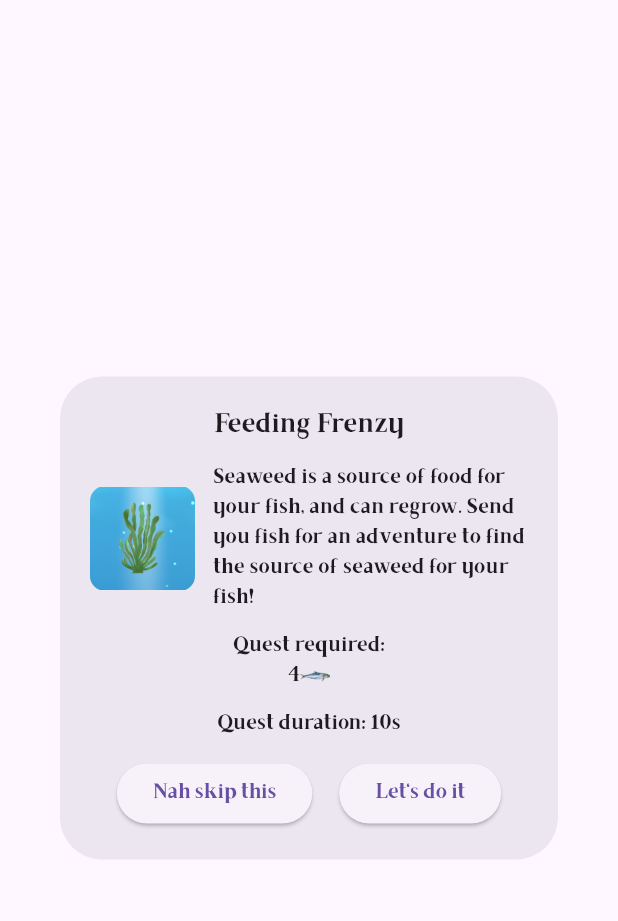
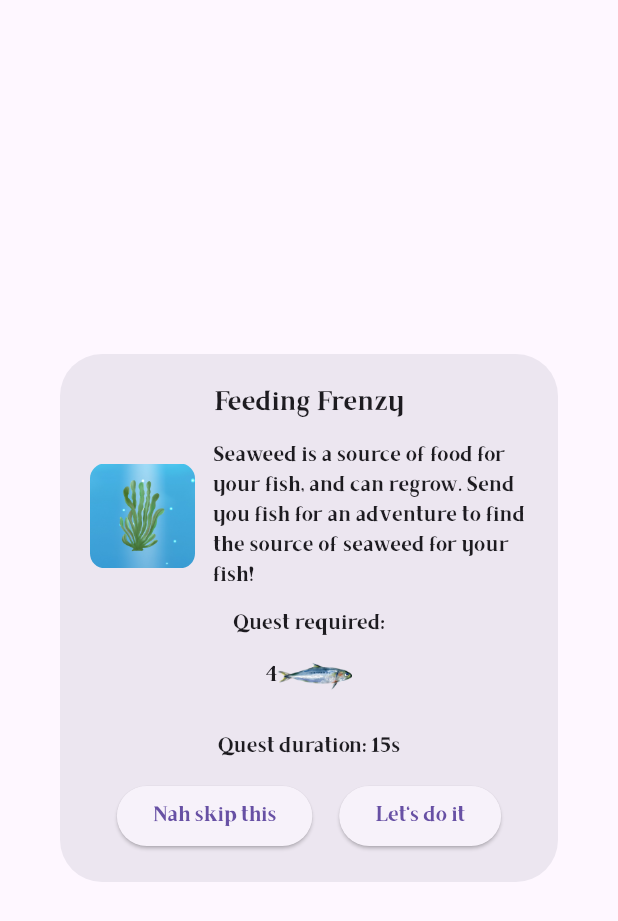
Before and after one commit to vtungn/acarium, a Flutter app: the QuestTemplate widget shown alone on an empty page, opened directly with empty values, after a tap on "Nah skip this", on a phone screen of 412 x 824 dp. Shown: the top 921 px of the screen. Run offline on Flutter 3.47's test engine with Material 3 defaults, Android fonts, the phone set to English and light mode, and no system bars; our stand-ins replace video_player; missing offline and left inert: flame; statements that could not run were skipped.

Commit message:
add font

```diff
--- a/lib/character/food_pellet.dart
+++ b/lib/character/food_pellet.dart
@@ -12,6 +12,7 @@ class FoodPellet extends PositionComponent with CollisionCallbacks {
   @override
   FutureOr<void> onLoad() {
     add(RectangleHitbox(size: foodSize));
+
     return super.onLoad();
   }
 
--- a/lib/level/tank.dart
+++ b/lib/level/tank.dart
@@ -31,7 +31,7 @@ class Tank extends World with HasGameRef<Acarium> {
 
   void fishLayerFar() {
     var rnd = math.Random();
-    for (var i = 0; i < 5; i++) {
+    for (var i = 0; i < 10; i++) {
       final fish = FishComponent(
         fish: Moi(),
         position:
@@ -55,7 +55,7 @@ class Tank extends World with HasGameRef<Acarium> {
   }
 
   void addRock() {
-    // add(OceanObjComponent(oceanObj: Seaweed1(position: Vector2.all(10))));
+    add(OceanObjComponent(oceanObj: Seaweed1(position: Vector2.all(10))));
     // add(OceanObjComponent(
     //     oceanObj: Coral2(position: Vector2(3369 / 2, 912 / 2))));
     back1Layer.add(
--- a/lib/quest/quest_dialog.dart
+++ b/lib/quest/quest_dialog.dart
@@ -60,8 +60,8 @@ class QuestTemplate extends StatelessWidget {
                       Text(questShow.requiredObject[e].toString()),
                       Image.asset(
                         'assets/images/${e.sprite}',
-                        width: 20,
-                        height: 20,
+                        width: 50,
+                        height: 50,
                       ),
                     ],
                   )),
--- a/lib/quest/quest_mixin.dart
+++ b/lib/quest/quest_mixin.dart
@@ -20,6 +20,7 @@ mixin QuestMixin on FlameGame {
   TimerComponent? timer;
   QuestModel? currentQuest;
   int questCount = 0;
+  List<QuestModel> successedQuest = [];
   // List<QuestModel> questList = [];
   final nextQuestTimer = Timer(secBtwQuest);
 
@@ -54,6 +55,7 @@ mixin QuestMixin on FlameGame {
           removeOnFinish: true,
           onTick: () {
             rewardToGame();
+            successedQuest.add(currentQuest!);
             qState = QuestState.questSuccess;
           });
       add(timer!);
@@ -156,7 +158,7 @@ mixin QuestMixin on FlameGame {
     return true;
   }
 
-  void doneAndWaitNextQuest() {
+  void doneAndWaitNextQuest({bool isWin = false}) {
     overlays.remove('quest_success');
     overlays.remove('quest_fail_require');
     overlays.remove('quest');
@@ -175,13 +177,13 @@ mixin QuestMixin on FlameGame {
     if (questCount > 3) {
       newQuest = MedQuestNavigate();
     } else if (questCount < 3) {
-      newQuest =
-          questCount == 0 ? MedQuestNavigate() : questsSmallAqua.random();
+      // newQuest =
+      //     questCount == 0 ? MedQuestNavigate() : questsSmallAqua.random();
+      newQuest = SmallQuest2();
     } else {
       newQuest = questsMedAqua.random();
     }
     nextQuest = newQuest;
-    questCount++;
 
     nextQuestTimer.reset();
     nextQuestTimer.start();
--- a/pubspec.yaml
+++ b/pubspec.yaml
@@ -86,6 +86,9 @@ flutter:
     - family: Brixton
       fonts:
         - asset: assets/Brixton-Regular.otf
+    - family: Shell
+      fonts:
+        - asset: assets/Shell-Mera-Stamp.otf
   #       - asset: fonts/Schyler-Italic.ttf
   #         style: italic
   #   - family: Trajan Pro
```
Also changed, not shown: lib/acarium_flame_game.dart (+5 -12 lines), lib/character/fish_component.dart (+11 -8 lines), lib/domain/entity/fish_model.dart (+7 -3 lines), lib/domain/entity/quest_model.dart (+15 -18 lines), lib/main_menu.dart (+14 -6 lines), lib/quest/youwin_dialog.dart (+5 -2 lines), assets/Shell-Mera-Regular.otf (added), 3 other files.
